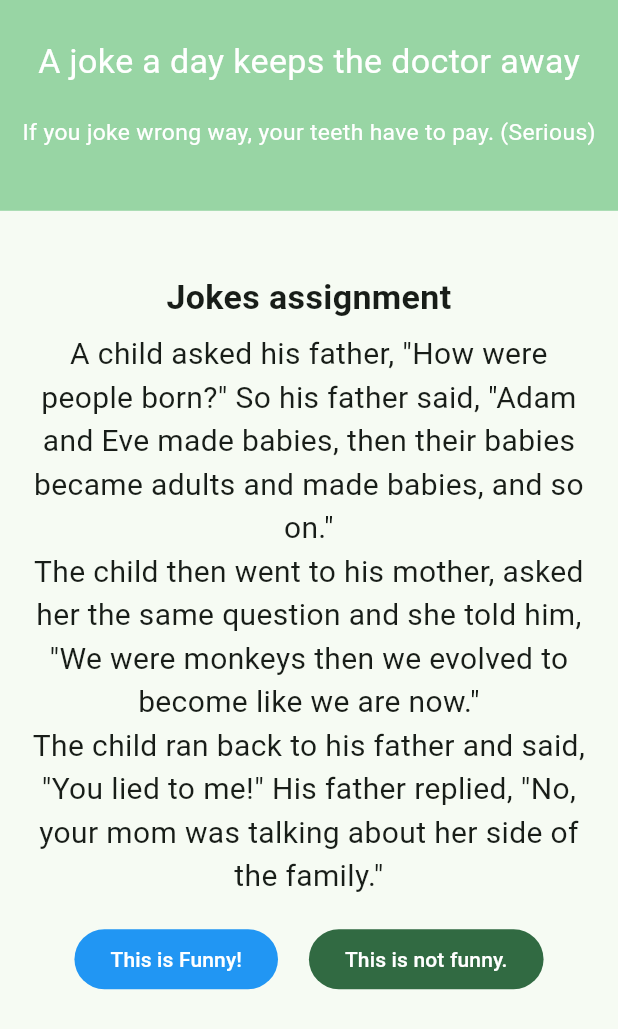
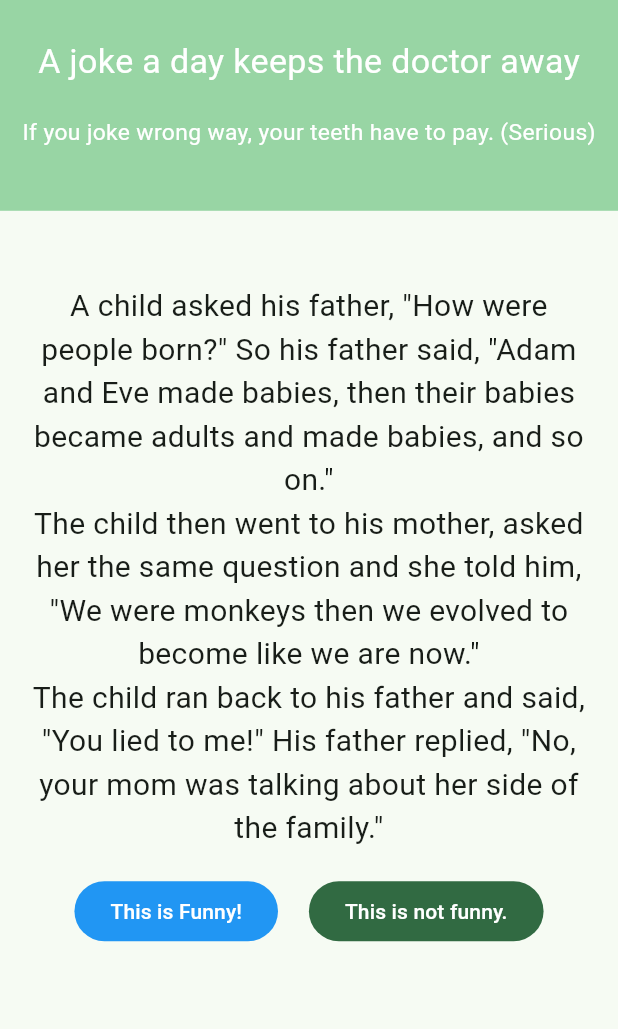
Before and after one commit to coderof19clc7/zens_first_test, a Flutter app: the screen it shows after launch, on a phone screen of 412 x 824 dp. Shown: the top 1029 px of the screen. Run offline on Flutter 3.47's test engine with Material 2 defaults, Android fonts, the phone set to English and light mode, and no system bars; our stand-ins replace equatable, flutter_bloc, shared_preferences.

Commit message:
update 2 image for the product of mobile project

```diff
--- a/mobile/lib/widgets/jokes_assignment.dart
+++ b/mobile/lib/widgets/jokes_assignment.dart
@@ -12,15 +12,15 @@ class JokesAssignment extends StatelessWidget {
       mainAxisSize: MainAxisSize.min,
       mainAxisAlignment: MainAxisAlignment.center,
       children: [
-        Text(
-          'Jokes assignment',
-          textAlign: TextAlign.center,
-          softWrap: true,
-          style: TextStyle(
-            fontSize: MediaQuery.sizeOf(context).width * 0.055,
-            fontWeight: FontWeight.bold,
-          ),
-        ),
+        // Text(
+        //   'Jokes assignment',
+        //   textAlign: TextAlign.center,
+        //   softWrap: true,
+        //   style: TextStyle(
+        //     fontSize: MediaQuery.sizeOf(context).width * 0.055,
+        //     fontWeight: FontWeight.bold,
+        //   ),
+        // ),
         const SpaceByPercent(percentHeight: 0.01),
 
         // solve jokes assignment
```
Also changed, not shown: mobile/assets/product_images/with_a_joke.png, mobile/assets/product_images/with_no_joke.png.
